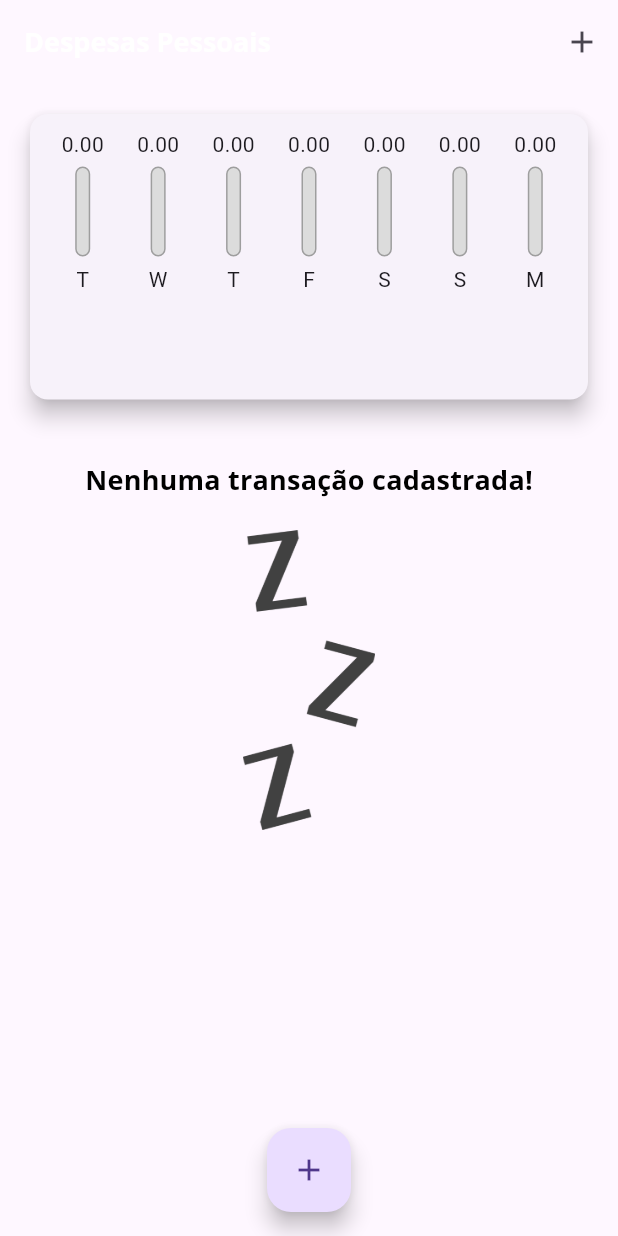
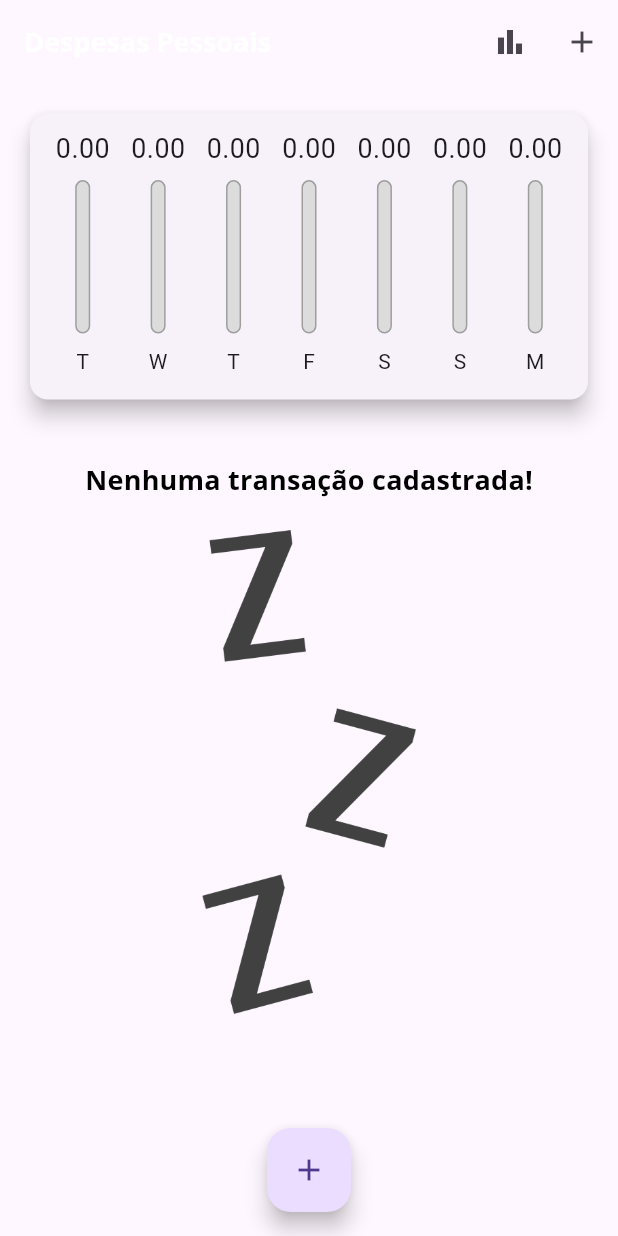
Before and after one commit to GuilhermeAmaroDev/projeto_despesas, a Flutter app: the screen it shows after launch, on a phone screen of 412 x 824 dp. Run offline on Flutter 3.47's test engine with Material 3 defaults, Android fonts, the phone set to English and light mode, and no system bars.

Commit message:
Alterações

```diff
--- a/lib/components/chart_bar.dart
+++ b/lib/components/chart_bar.dart
@@ -10,17 +10,19 @@ class ChartBar extends StatelessWidget {
 
   @override
   Widget build(BuildContext context) {
+    return LayoutBuilder(
+      builder: (BuildContext context, BoxConstraints constraints) {
         return Column(
           children: [
             Container(
-          height: 20,
+              height: constraints.maxHeight * 0.15,
               child: FittedBox(
                 child: Text('${value.toStringAsFixed(2)}'),
               ),
             ),
-        SizedBox(height: 5),
+            SizedBox(height: constraints.maxHeight * 0.05),
             Container(
-          height: 60,
+              height: constraints.maxHeight * 0.6,
               width: 10,
               child: Stack(
                 /// Permite adicionar um componente dentro do outro
@@ -50,9 +52,14 @@ class ChartBar extends StatelessWidget {
                 ],
               ),
             ),
-        SizedBox(height: 5),
-        Text(label)
+            SizedBox(height: constraints.maxHeight * 0.05),
+            Container(
+              height: constraints.maxHeight * 0.15,
+              child: Text(label),
+            )
           ],
+        );
+      },
     );
   }
 }
--- a/lib/components/transaction_list.dart
+++ b/lib/components/transaction_list.dart
@@ -11,7 +11,9 @@ class TransactionList extends StatelessWidget {
   @override
   Widget build(BuildContext context) {
     return transactions.isEmpty
-        ? Column(
+        ? LayoutBuilder(
+            builder: (context, constraints) {
+              return Column(
                 children: [
                   SizedBox(height: 20),
                   Text(
@@ -20,11 +22,13 @@ class TransactionList extends StatelessWidget {
                   ),
                   SizedBox(height: 20),
                   Container(
-                height: 200,
+                    height: constraints.maxHeight * 0.6,
                     child: Image.asset('assets/images/waiting.png',
                         fit: BoxFit.cover),
                   ),
                 ],
+              );
+            },
           )
         : ListView.builder(
             itemCount: transactions.length,
--- a/lib/main.dart
+++ b/lib/main.dart
@@ -50,6 +50,7 @@ class MyHomePage extends StatefulWidget {
 
 class _MyHomePageState extends State<MyHomePage> {
   final List<Transaction> _transactions = [];
+  bool _showChart = false;
 
   List<Transaction> get _recentTransactions {
     return _transactions.where((tr) {
@@ -92,12 +93,24 @@ class _MyHomePageState extends State<MyHomePage> {
 
   @override
   Widget build(BuildContext context) {
+    bool isLandscape =
+        MediaQuery.of(context).orientation == Orientation.landscape;
+
     final appBar = AppBar(
       title: const Text('Despesas Pessoais'),
       actions: [
         IconButton(
+          onPressed: () {
+            setState(() {
+              _showChart = !_showChart;
+            });
+          },
+          icon: Icon(_showChart ? Icons.list : Icons.bar_chart),
+        ),
+        IconButton(
           onPressed: () => _openTransactionFormModal(context),
-            icon: const Icon(Icons.add))
+          icon: const Icon(Icons.add),
+        ),
       ],
     );
 
@@ -110,10 +123,26 @@ class _MyHomePageState extends State<MyHomePage> {
       body: SingleChildScrollView(
         child:
             Column(crossAxisAlignment: CrossAxisAlignment.stretch, children: [
+          // if (isLandscape)
+          //   Row(
+          //     mainAxisAlignment: MainAxisAlignment.center,
+          //     children: [
+          //       Text("Exibir Gráfico."),
+          //       Switch(
+          //           value: _showChart,
+          //           onChanged: (value) {
+          //             setState(() {
+          //               _showChart = value;
+          //             });
+          //           })
+          //     ],
+          //   ),
+          if (_showChart || !isLandscape)
             Container(
-            height: alturaDisponivel * 0.3,
+              height: alturaDisponivel * (isLandscape ? 0.7 : 0.30),
               child: Chart(_recentTransactions),
             ),
+          if (!_showChart || !isLandscape)
             Container(
               height: alturaDisponivel * 0.7,
               child: TransactionList(_transactions, _deleteTransaction),
```
Lines whose indentation alone changed are shown as unchanged.
